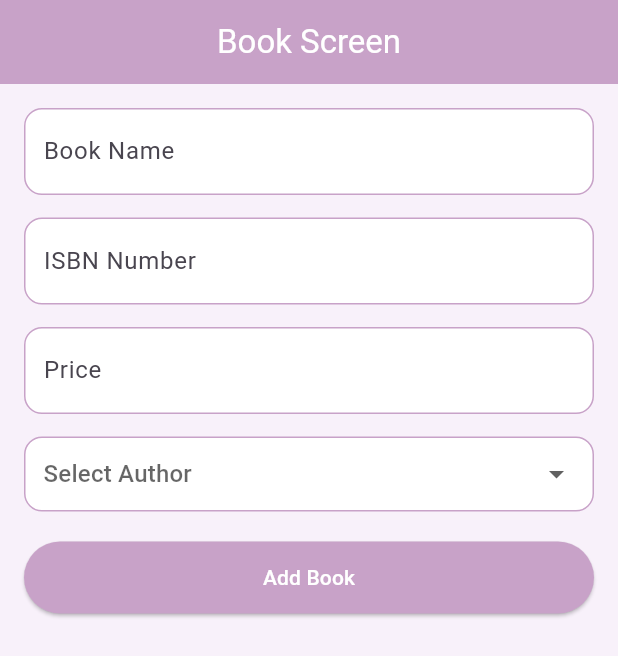
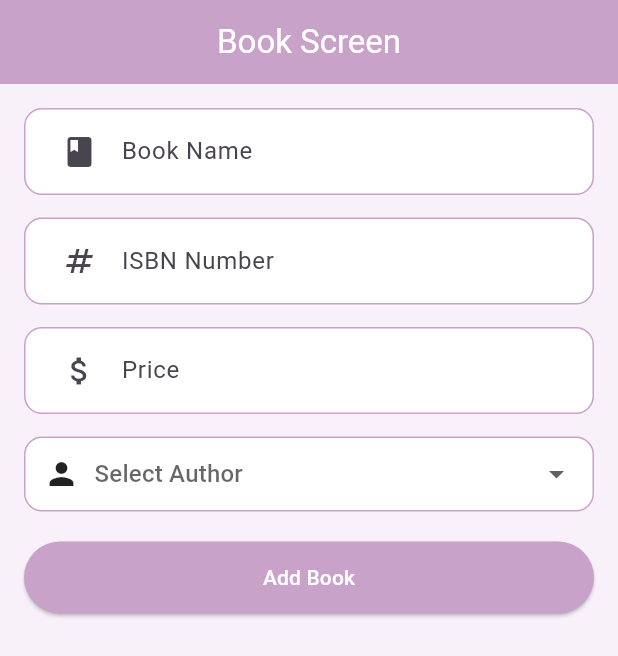
Before and after one commit to Sristikapuri/classwork5, a Flutter app: the screen it shows after launch, on a phone screen of 412 x 824 dp. Shown: the top 656 px of the screen. Run offline on Flutter 3.47's test engine with Material 3 defaults, Android fonts, the phone set to English and light mode, and no system bars.

Commit message:
Updated Book Screen UI with lilac theme and icons

```diff
--- a/lib/screen/book_screen.dart
+++ b/lib/screen/book_screen.dart
@@ -68,16 +68,17 @@ class _BookScreenState extends State<BookScreen> {
       backgroundColor: const Color(0xFFF8F1FA),
       appBar: AppBar(
         backgroundColor: lilac,
+        centerTitle: true,
         title: const Text(
           "Book Screen",
           style: TextStyle(color: Colors.white),
         ),
-        centerTitle: true,
       ),
       body: Padding(
         padding: const EdgeInsets.all(16),
         child: Column(
           children: [
+            // Book Name
             Container(
               padding: const EdgeInsets.symmetric(horizontal: 12),
               decoration: BoxDecoration(
@@ -90,12 +91,14 @@ class _BookScreenState extends State<BookScreen> {
                 decoration: const InputDecoration(
                   labelText: "Book Name",
                   border: InputBorder.none,
+                  prefixIcon: Icon(Icons.book),
                 ),
               ),
             ),
 
             const SizedBox(height: 15),
 
+            // ISBN
             Container(
               padding: const EdgeInsets.symmetric(horizontal: 12),
               decoration: BoxDecoration(
@@ -108,12 +111,14 @@ class _BookScreenState extends State<BookScreen> {
                 decoration: const InputDecoration(
                   labelText: "ISBN Number",
                   border: InputBorder.none,
+                  prefixIcon: Icon(Icons.numbers),
                 ),
               ),
             ),
 
             const SizedBox(height: 15),
 
+            // Price
             Container(
               padding: const EdgeInsets.symmetric(horizontal: 12),
               decoration: BoxDecoration(
@@ -127,12 +132,14 @@ class _BookScreenState extends State<BookScreen> {
                 decoration: const InputDecoration(
                   labelText: "Price",
                   border: InputBorder.none,
+                  prefixIcon: Icon(Icons.attach_money),
                 ),
               ),
             ),
 
             const SizedBox(height: 15),
 
+            // Dropdown
             Container(
               padding: const EdgeInsets.symmetric(horizontal: 12),
               decoration: BoxDecoration(
@@ -141,10 +148,16 @@ class _BookScreenState extends State<BookScreen> {
                 borderRadius: BorderRadius.circular(12),
               ),
               child: DropdownButton<Author>(
-                hint: const Text("Select Author"),
                 value: selectedAuthor,
                 isExpanded: true,
                 underline: const SizedBox(),
+                hint: const Row(
+                  children: [
+                    Icon(Icons.person),
+                    SizedBox(width: 10),
+                    Text("Select Author"),
+                  ],
+                ),
                 items: authors.map((author) {
                   return DropdownMenuItem(
                     value: author,
@@ -161,6 +174,7 @@ class _BookScreenState extends State<BookScreen> {
 
             const SizedBox(height: 20),
 
+            // Button
             SizedBox(
               width: double.infinity,
               child: ElevatedButton(
@@ -178,6 +192,7 @@ class _BookScreenState extends State<BookScreen> {
 
             const SizedBox(height: 20),
 
+            // Book List
             Expanded(
               child: ListView.builder(
                 itemCount: books.length,
@@ -192,6 +207,10 @@ class _BookScreenState extends State<BookScreen> {
                       borderRadius: BorderRadius.circular(12),
                     ),
                     child: ListTile(
+                      leading: const Icon(
+                        Icons.menu_book,
+                        color: lilac,
+                      ),
                       title: Text(
                         book.bookName,
                         style: const TextStyle(
```
